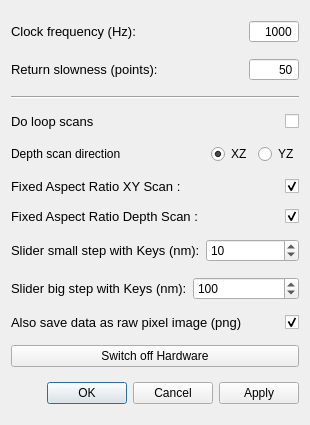
Qt form gui/confocal/ui_cf_settings.ui (Ulm-IQO/qudi) before a commit.
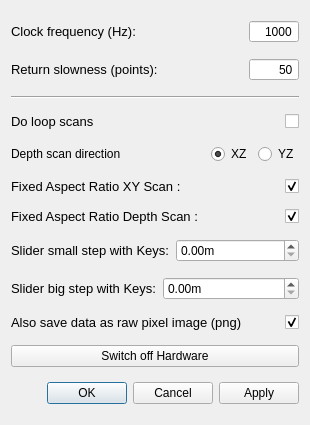
The same form after that commit. Custom widgets are drawn as their Qt base class.

What changed in the file:
```diff
--- a/gui/confocal/ui_cf_settings.ui
+++ b/gui/confocal/ui_cf_settings.ui
@@ -358,23 +358,17 @@
         <string>&lt;html&gt;&lt;head/&gt;&lt;body&gt;&lt;p&gt;Change the stepsize of a slider if you are using the keyboard to move the slider position. Here you can adjust the small steps for the crosshair move.&lt;br/&gt;The keyboard configuration is the following:&lt;br/&gt;ArrowLeft = Move -x&lt;br/&gt;ArrowRight = Move +x&lt;br/&gt;ArrowUp = Move +y&lt;br/&gt;ArrowDown = Move -y&lt;br/&gt;PageUp = Move +z&lt;br/&gt;PageDown = Move -z&lt;/p&gt;&lt;/body&gt;&lt;/html&gt;</string>
        </property>
        <property name="text">
-        <string>Slider small step with Keys (nm):</string>
+        <string>Slider small step with Keys:</string>
        </property>
       </widget>
      </item>
      <item>
-      <widget class="QSpinBox" name="slider_small_step_SpinBox">
+      <widget class="ScienDSpinBox" name="slider_small_step_DoubleSpinBox">
        <property name="toolTip">
         <string>&lt;html&gt;&lt;head/&gt;&lt;body&gt;&lt;p&gt;&lt;span style=&quot; font-size:10pt;&quot;&gt;Change the stepsize of a slider if you are using the keyboard to move the slider position. Here you can adjust the small steps for the crosshair move.&lt;/span&gt;&lt;/p&gt;&lt;/body&gt;&lt;/html&gt;</string>
        </property>
-       <property name="maximum">
-        <number>10000</number>
-       </property>
-       <property name="singleStep">
-        <number>10</number>
-       </property>
-       <property name="value">
-        <number>10</number>
+       <property name="suffix">
+        <string>m</string>
        </property>
       </widget>
      </item>
@@ -393,23 +387,17 @@
         <string>&lt;html&gt;&lt;head/&gt;&lt;body&gt;&lt;p&gt;Change the stepsize of a slider if you are using the keyboard to move the slider position. Here you can adjust the big steps for the crosshair move.&lt;br/&gt;The keyboard configuration is the following:&lt;br/&gt;Ctrl + ArrowLeft = Move -x&lt;br/&gt;Ctrl + ArrowRight = Move +x&lt;br/&gt;Ctrl + ArrowUp = Move +y&lt;br/&gt;Ctrl + ArrowDown = Move -y&lt;br/&gt;Ctrl + PageUp = Move +z&lt;br/&gt;Ctrl + PageDown = Move -z&lt;/p&gt;&lt;/body&gt;&lt;/html&gt;</string>
        </property>
        <property name="text">
-        <string>Slider big step with Keys (nm):</string>
+        <string>Slider big step with Keys:</string>
        </property>
       </widget>
      </item>
      <item>
-      <widget class="QSpinBox" name="slider_big_step_SpinBox">
+      <widget class="ScienDSpinBox" name="slider_big_step_DoubleSpinBox">
        <property name="toolTip">
         <string>&lt;html&gt;&lt;head/&gt;&lt;body&gt;&lt;p&gt;&lt;span style=&quot; font-size:10pt;&quot;&gt;Change the stepsize of a slider if you are using the keyboard to move the slider position. Here you can adjust the big steps for the crosshair move.&lt;/span&gt;&lt;/p&gt;&lt;/body&gt;&lt;/html&gt;</string>
        </property>
-       <property name="maximum">
-        <number>10000</number>
-       </property>
-       <property name="singleStep">
-        <number>10</number>
-       </property>
-       <property name="value">
-        <number>100</number>
+       <property name="suffix">
+        <string>m</string>
        </property>
       </widget>
      </item>
@@ -484,6 +472,13 @@
    </item>
   </layout>
  </widget>
+ <customwidgets>
+  <customwidget>
+   <class>ScienDSpinBox</class>
+   <extends>QDoubleSpinBox</extends>
+   <header>qtwidgets.scientific_spinbox.h</header>
+  </customwidget>
+ </customwidgets>
  <tabstops>
   <tabstop>clock_frequency_InputWidget</tabstop>
   <tabstop>return_slowness_InputWidget</tabstop>
```
